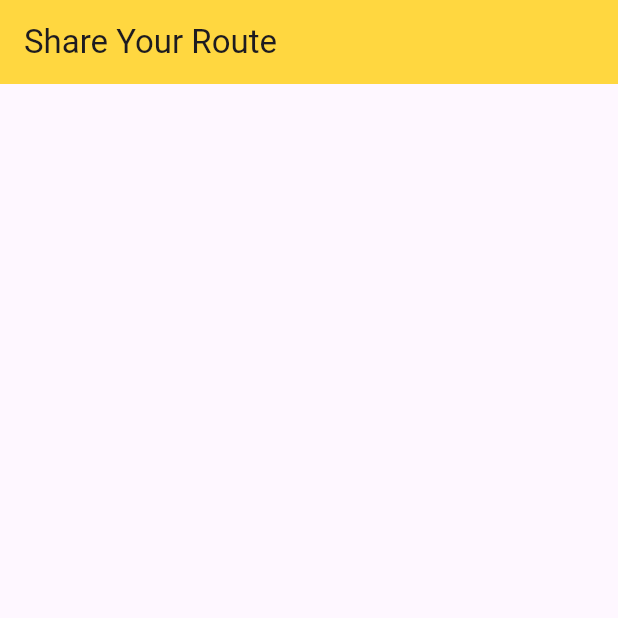
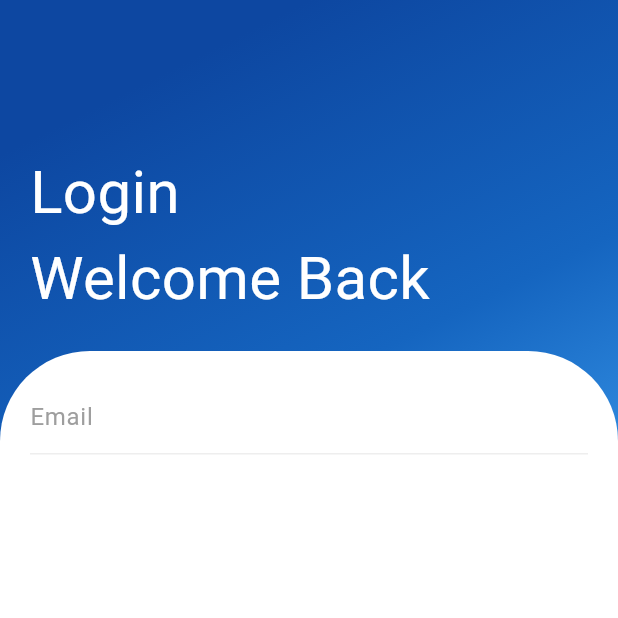
Before and after one commit to RobertoPatino1/T6_SoftEng2_Front, a Flutter app: the screen it shows after launch, on a phone screen of 412 x 824 dp, the top half of it. Run offline on Flutter 3.47's test engine with Material 3 defaults, Android fonts, the phone set to English and light mode, and no system bars.

Commit message:
Initial structure for login page

```diff
--- a/share_your_route_front/lib/main.dart
+++ b/share_your_route_front/lib/main.dart
@@ -1,21 +1,69 @@
+// ignore_for_file: prefer_const_constructors, prefer_const_literals_to_create_immutables
+
 import 'package:flutter/material.dart';
 
-void main() {
-  runApp(MyApp());
-}
+void main() => runApp(MaterialApp(
+      debugShowCheckedModeBanner: false,
+      home: HomePage(),
+    ));
 
-class MyApp extends StatelessWidget {
-  const MyApp({super.key});
-
+class HomePage extends StatelessWidget {
   @override
   Widget build(BuildContext context) {
-    return MaterialApp(
-      home: Scaffold(
-        appBar: AppBar(
-          backgroundColor: Colors.amberAccent,
-          title: const Text("Share Your Route"),
-        ),
-      ),
-    );
+    return Scaffold(
+        body: Container(
+      width: double.infinity,
+      decoration: BoxDecoration(
+          gradient: LinearGradient(begin: Alignment.topCenter, colors: [
+        Colors.blue.shade900,
+        Colors.blue.shade800,
+        Colors.blue.shade400
+      ])),
+      child: Column(
+          crossAxisAlignment: CrossAxisAlignment.start,
+          children: <Widget>[
+            SizedBox(
+              height: 80,
+            ),
+            Padding(
+              padding: EdgeInsets.all(20),
+              child: Column(
+                  crossAxisAlignment: CrossAxisAlignment.start,
+                  children: <Widget>[
+                    Text(
+                      "Login",
+                      style: TextStyle(color: Colors.white, fontSize: 40),
+                    ),
+                    Text(
+                      "Welcome Back",
+                      style: TextStyle(color: Colors.white, fontSize: 40),
+                    ),
+                  ]),
+            ),
+            Expanded(
+                child: Container(
+              decoration: BoxDecoration(
+                  color: Colors.white,
+                  borderRadius: BorderRadius.only(
+                      topLeft: Radius.circular(60),
+                      topRight: Radius.circular(60))),
+              child: Padding(
+                padding: EdgeInsets.all(20),
+                child: Column(children: <Widget>[
+                  Container(
+                      decoration: BoxDecoration(
+                          border: Border(
+                              bottom: BorderSide(color: Colors.grey[200]!))),
+                      child: TextField(
+                        decoration: InputDecoration(
+                            hintText: "Email",
+                            hintStyle: TextStyle(color: Colors.grey),
+                            border: InputBorder.none),
+                      )),
+                ]),
+              ),
+            ))
+          ]),
+    ));
   }
 }
```
Also changed, not shown: 1 other file.
